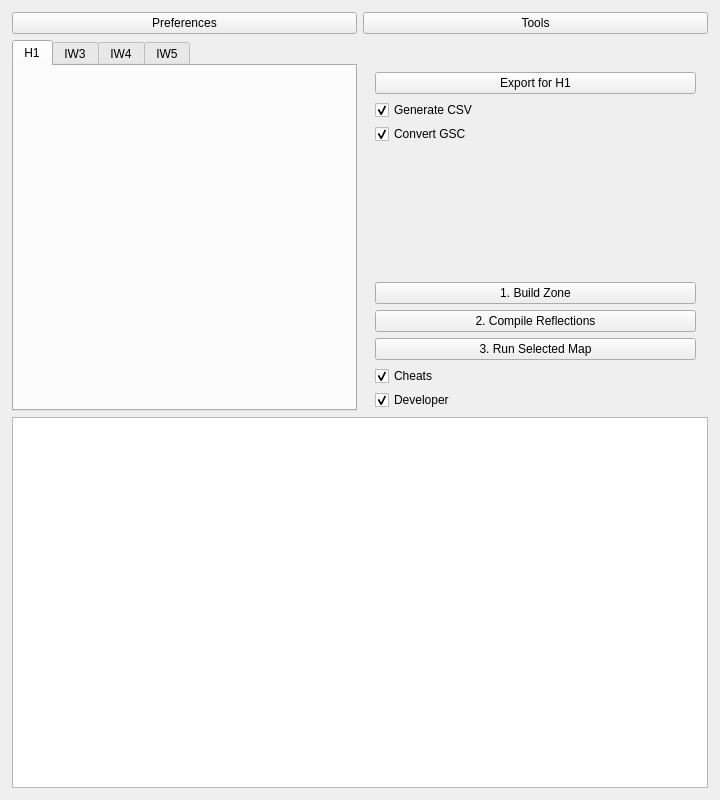
Joelrau/H1ModTools, file H1ModTools/H1ModTools.ui: the form before one commit.
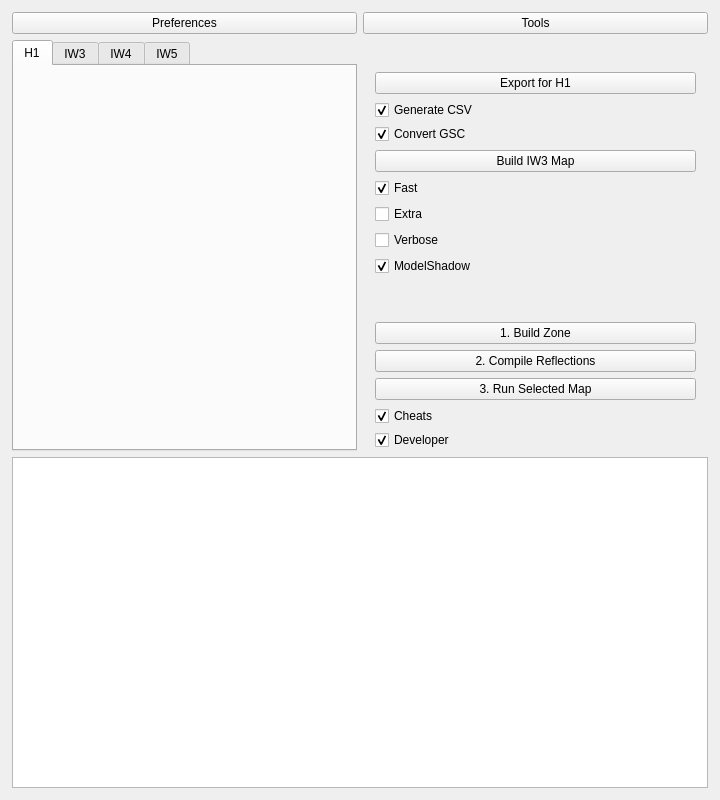
The form after the commit. Icons and pictures are not drawn.

Commit message: add IW3 map building inside mod tools

```diff
--- a/H1ModTools/H1ModTools.ui
+++ b/H1ModTools/H1ModTools.ui
@@ -157,6 +157,51 @@
          </item>
         </layout>
        </item>
+       <item>
+        <widget class="QPushButton" name="buildAndExportButton">
+         <property name="text">
+          <string>Build IW3 Map</string>
+         </property>
+        </widget>
+       </item>
+       <item>
+        <layout class="QVBoxLayout" name="verticalLayout_buildOptions">
+         <item>
+          <widget class="QCheckBox" name="fastCheckBox">
+           <property name="text">
+            <string>Fast</string>
+           </property>
+           <property name="checked">
+            <bool>true</bool>
+           </property>
+          </widget>
+         </item>
+         <item>
+          <widget class="QCheckBox" name="extraCheckBox">
+           <property name="text">
+            <string>Extra</string>
+           </property>
+          </widget>
+         </item>
+         <item>
+          <widget class="QCheckBox" name="verboseCheckBox">
+           <property name="text">
+            <string>Verbose</string>
+           </property>
+          </widget>
+         </item>
+         <item>
+          <widget class="QCheckBox" name="modelShadowCheckBox">
+           <property name="text">
+            <string>ModelShadow</string>
+           </property>
+           <property name="checked">
+            <bool>true</bool>
+           </property>
+          </widget>
+         </item>
+        </layout>
+       </item>
        <item>
         <spacer name="horizontalSpacer_3">
          <property name="orientation">
```
The commit also changes 2 other files.
